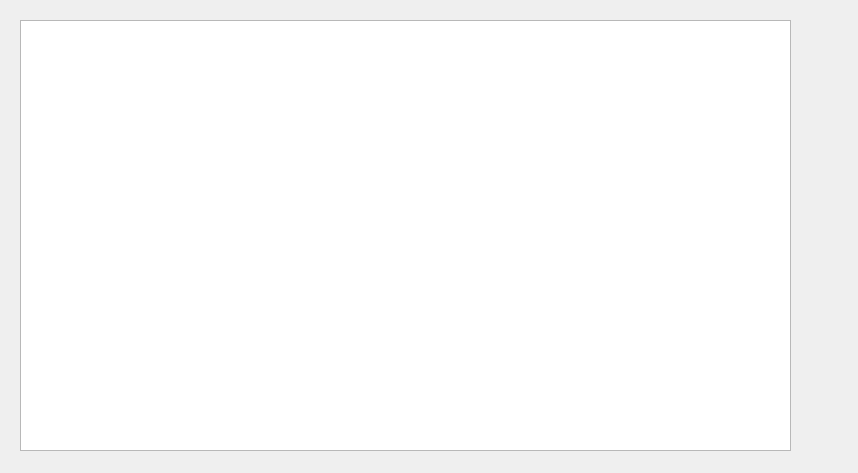
Qt form gamewindow.ui (PaGr0m/Qt) before a commit.
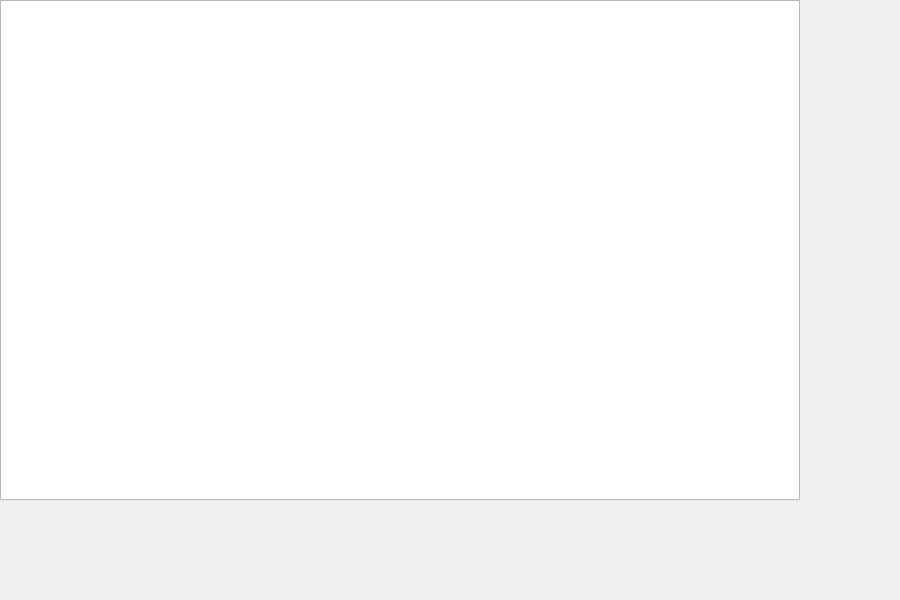
The same form after that commit.

Diff of the .ui file:
```diff
--- a/gamewindow.ui
+++ b/gamewindow.ui
@@ -6,8 +6,8 @@
    <rect>
     <x>0</x>
     <y>0</y>
-    <width>858</width>
-    <height>473</height>
+    <width>900</width>
+    <height>600</height>
    </rect>
   </property>
   <property name="windowTitle">
@@ -16,10 +16,10 @@
   <widget class="QGraphicsView" name="graphicsView">
    <property name="geometry">
     <rect>
-     <x>20</x>
-     <y>20</y>
-     <width>771</width>
-     <height>431</height>
+     <x>0</x>
+     <y>0</y>
+     <width>800</width>
+     <height>500</height>
     </rect>
    </property>
   </widget>
```
